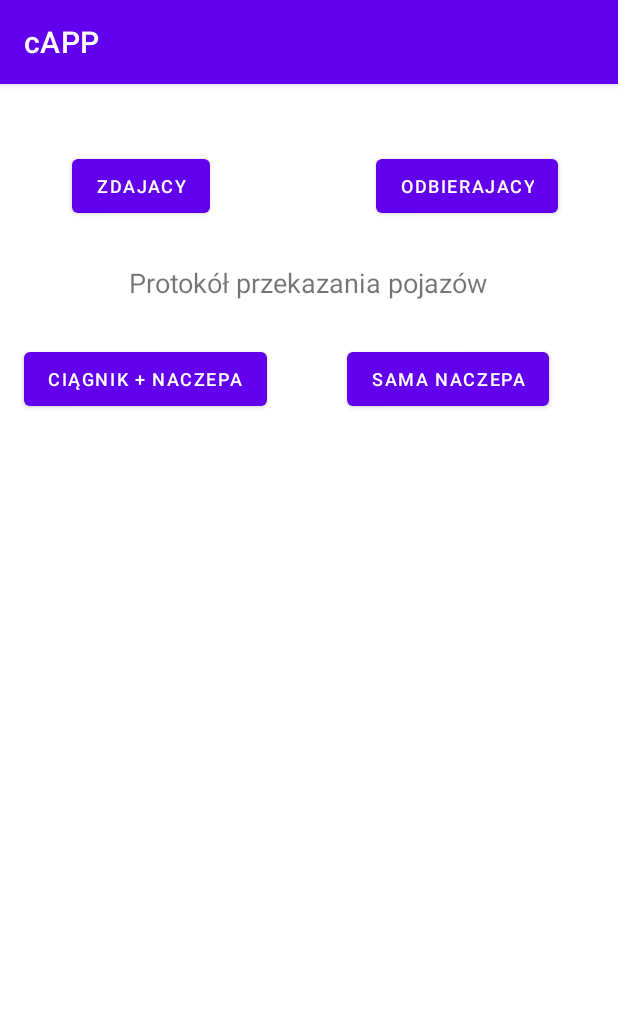
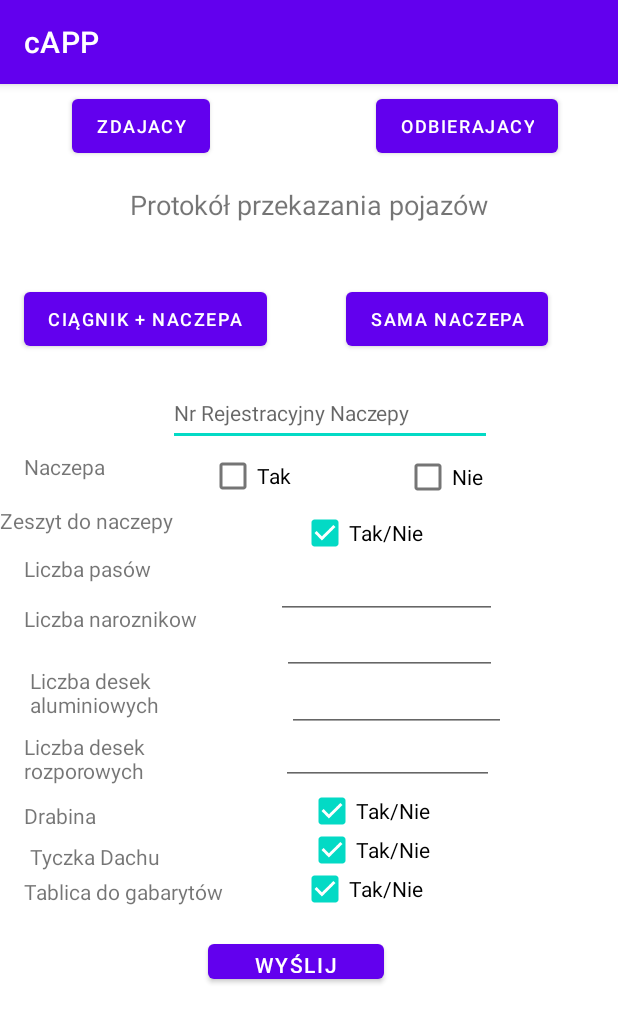
Before and after one commit to ValadaRP/Pwsteprojekt1, an Android app: the Dokumenty screen opened directly, with no data from a screen before it, after a tap on "CIĄGNIK + NACZEPA", on a phone screen of 412 x 824 dp. Shown: the top 1023 px of the screen. Run offline under Robolectric (Android 15) with nearby library versions, the phone set to English and light mode, and no system bars; 1 other tap on this screen came first.

Commit message:
Dodanie wygladu Dokumenty.java, ale trzeba przerobić troche

```diff
--- a/app/src/main/java/com/example/pwsteprojekt/Dokumenty.java
+++ b/app/src/main/java/com/example/pwsteprojekt/Dokumenty.java
@@ -23,6 +23,7 @@ public class Dokumenty extends AppCompatActivity {
 
         ciagnikNaczepaButton = findViewById(R.id.ciagnikNaczepaButton);
         naczepaButton = findViewById(R.id.naczepaButton);
+        //Sama naczepa
         naczepaTak = findViewById(R.id.naczepaTak);
         naczepaNie = findViewById(R.id.naczepaNie);
         zeszytTakNie = findViewById(R.id.zeszytTakNie);
@@ -33,6 +34,9 @@ public class Dokumenty extends AppCompatActivity {
         drabinaTakNie = findViewById(R.id.drabinaTakNie);
         tyczkaDachuTakNie = findViewById(R.id.tyczkaDachuTakNie);
         tablicaDoGabarytowTakNie = findViewById(R.id.tablicaDoGabarytowTakNie);
+
+
+
 
 
         fragment = findViewById(R.id.fragment);
@@ -61,6 +65,5 @@ public class Dokumenty extends AppCompatActivity {
         drabinaTakNie.setChecked(true);
         tyczkaDachuTakNie.setChecked(true);
         tablicaDoGabarytowTakNie.setChecked(true);
-
     }
 }
--- a/app/src/main/res/layout/activity_dokumenty.xml
+++ b/app/src/main/res/layout/activity_dokumenty.xml
@@ -7,21 +7,10 @@
     tools:context=".Dokumenty">
 
     <Button
-        android:id="@+id/zdajacyButton"
-        android:layout_width="wrap_content"
-        android:layout_height="wrap_content"
-        android:layout_marginStart="48dp"
-        android:layout_marginTop="44dp"
-        android:text="Zdajacy"
-        android:textSize="12sp"
-        app:layout_constraintStart_toStartOf="parent"
-        app:layout_constraintTop_toTopOf="parent" />
-
-    <Button
         android:id="@+id/odbierajacyButton"
         android:layout_width="wrap_content"
         android:layout_height="wrap_content"
-        android:layout_marginTop="44dp"
+        android:layout_marginTop="4dp"
         android:layout_marginEnd="40dp"
         android:text="Odbierajacy"
         android:textSize="12sp"
@@ -30,40 +19,39 @@
         app:layout_constraintStart_toEndOf="@+id/zdajacyButton"
         app:layout_constraintTop_toTopOf="parent" />
 
-    <TextView
-        android:id="@+id/textView"
+    <Button
+        android:id="@+id/naczepaButton"
         android:layout_width="wrap_content"
         android:layout_height="wrap_content"
-        android:layout_marginTop="28dp"
-        android:text="Protokół przekazania pojazów"
-        android:textSize="18sp"
+        android:layout_marginStart="48dp"
+        android:layout_marginTop="40dp"
+        android:text="Sama naczepa"
+        android:textSize="12sp"
         app:layout_constraintEnd_toEndOf="parent"
-        app:layout_constraintHorizontal_bias="0.498"
+        app:layout_constraintHorizontal_bias="0.094"
+        app:layout_constraintStart_toEndOf="@+id/ciagnikNaczepaButton"
+        app:layout_constraintTop_toBottomOf="@+id/textView" />
+
+    <Button
+        android:id="@+id/zdajacyButton"
+        android:layout_width="wrap_content"
+        android:layout_height="wrap_content"
+        android:layout_marginStart="48dp"
+        android:layout_marginTop="4dp"
+        android:text="Zdajacy"
+        android:textSize="12sp"
         app:layout_constraintStart_toStartOf="parent"
-        app:layout_constraintTop_toBottomOf="@+id/odbierajacyButton" />
+        app:layout_constraintTop_toTopOf="parent" />
 
     <Button
         android:id="@+id/ciagnikNaczepaButton"
         android:layout_width="wrap_content"
         android:layout_height="wrap_content"
         android:layout_marginStart="16dp"
-        android:layout_marginTop="28dp"
+        android:layout_marginTop="40dp"
         android:text="Ciągnik + Naczepa"
         android:textSize="12sp"
         app:layout_constraintStart_toStartOf="parent"
-        app:layout_constraintTop_toBottomOf="@+id/textView" />
-
-    <Button
-        android:id="@+id/naczepaButton"
-        android:layout_width="wrap_content"
-        android:layout_height="wrap_content"
-        android:layout_marginStart="48dp"
-        android:layout_marginTop="28dp"
-        android:text="Sama naczepa"
-        android:textSize="12sp"
-        app:layout_constraintEnd_toEndOf="parent"
-        app:layout_constraintHorizontal_bias="0.103"
-        app:layout_constraintStart_toEndOf="@+id/ciagnikNaczepaButton"
         app:layout_constraintTop_toBottomOf="@+id/textView" />
 
     <androidx.constraintlayout.widget.ConstraintLayout
@@ -71,12 +59,13 @@
         android:layout_width="413dp"
         android:layout_height="498dp"
         android:layout_marginTop="12dp"
+        android:visibility="visible"
         app:layout_constraintBottom_toBottomOf="parent"
         app:layout_constraintEnd_toEndOf="parent"
-        app:layout_constraintHorizontal_bias="1.0"
+        app:layout_constraintHorizontal_bias="0.6"
         app:layout_constraintStart_toStartOf="parent"
         app:layout_constraintTop_toBottomOf="@+id/naczepaButton"
-        app:layout_constraintVertical_bias="0.0">
+        app:layout_constraintVertical_bias="0.013">
 
         <EditText
             android:id="@+id/nrNaczepyEditText"
@@ -86,6 +75,7 @@
             android:ems="10"
             android:hint="Nr Rejestracyjny Naczepy"
             android:inputType="textPersonName"
+            android:textSize="14sp"
             app:layout_constraintEnd_toEndOf="parent"
             app:layout_constraintHorizontal_bias="0.568"
             app:layout_constraintStart_toStartOf="parent"
@@ -98,86 +88,9 @@
             android:layout_marginStart="16dp"
             android:layout_marginTop="4dp"
             android:text="Naczepa"
-            android:textSize="16sp"
+            android:textSize="14sp"
             app:layout_constraintStart_toStartOf="parent"
             app:layout_constraintTop_toBottomOf="@+id/nrNaczepyEditText" />
-
-        <TextView
-            android:id="@+id/liczbaPasowTextView"
-            android:layout_width="107dp"
-            android:layout_height="33dp"
-            android:layout_marginStart="16dp"
-            android:layout_marginTop="4dp"
-            android:text="Liczba pasów"
-            android:textSize="16sp"
-            app:layout_constraintStart_toStartOf="parent"
-            app:layout_constraintTop_toBottomOf="@+id/textView5" />
-
-        <TextView
-            android:id="@+id/liczbaNaroznikowTextView"
-            android:layout_width="143dp"
-            android:layout_height="37dp"
-            android:layout_marginStart="16dp"
-            android:text="Liczba Naroznikow"
-            android:textSize="16sp"
-            app:layout_constraintStart_toStartOf="parent"
-            app:layout_constraintTop_toBottomOf="@+id/liczbaPasowTextView" />
-
-        <TextView
-            android:id="@+id/liczbaDesekAluTextView"
-            android:layout_width="145dp"
-            android:layout_height="40dp"
-            android:layout_marginStart="16dp"
-            android:layout_marginTop="4dp"
-            android:text="Liczba desek aluminiowych"
-            android:textSize="16sp"
-            app:layout_constraintStart_toStartOf="parent"
-            app:layout_constraintTop_toBottomOf="@+id/liczbaNaroznikowTextView" />
-
-        <TextView
-            android:id="@+id/liczbaDesekRozpoTextView"
-            android:layout_width="146dp"
-            android:layout_height="42dp"
-            android:layout_marginStart="12dp"
-            android:layout_marginTop="4dp"
-            android:text="Liczba desek rozporowych"
-            android:textSize="16sp"
-            app:layout_constraintStart_toStartOf="parent"
-            app:layout_constraintTop_toBottomOf="@+id/liczbaDesekAluTextView" />
-
-        <TextView
-            android:id="@+id/drabinaTextView"
-            android:layout_width="145dp"
-            android:layout_height="32dp"
-            android:layout_marginStart="12dp"
-            android:text="Drabina"
-            android:textSize="16sp"
-            app:layout_constraintStart_toStartOf="parent"
-            app:layout_constraintTop_toBottomOf="@+id/liczbaDesekRozpoTextView" />
-
-        <TextView
-            android:id="@+id/tyczkaDachuTextView"
-            android:layout_width="146dp"
-            android:layout_height="33dp"
-            android:layout_marginStart="12dp"
-            android:layout_marginTop="32dp"
-            android:text="Tyczka Dachu"
-            android:textSize="16sp"
-            app:layout_constraintStart_toStartOf="parent"
-            app:layout_constraintTop_toBottomOf="@+id/liczbaDesekRozpoTextView" />
-
-        <TextView
-            android:id="@+id/tablicaDoGabarytowTextView"
-            android:layout_width="150dp"
-            android:layout_height="40dp"
-            android:layout_marginStart="16dp"
-            android:layout_marginTop="64dp"
-            android:text="Tablica do gabarytów"
-            android:textSize="16sp"
-            app:layout_constraintBottom_toBottomOf="parent"
-            app:layout_constraintStart_toStartOf="parent"
-            app:layout_constraintTop_toBottomOf="@+id/liczbaDesekRozpoTextView"
-            app:layout_constraintVertical_bias="0.157" />
 
         <CheckBox
             android:id="@+id/naczepaTak"
@@ -201,44 +114,6 @@
             app:layout_constraintTop_toBottomOf="@+id/nrNaczepyEditText" />
 
         <CheckBox
-            android:id="@+id/drabinaTakNie"
-            android:layout_width="100dp"
-            android:layout_height="26dp"
-            android:layout_marginTop="12dp"
-            android:layout_marginEnd="108dp"
-            android:text="Tak/Nie"
-            app:layout_constraintEnd_toEndOf="parent"
-            app:layout_constraintHorizontal_bias="1.0"
-            app:layout_constraintStart_toEndOf="@+id/drabinaTextView"
-            app:layout_constraintTop_toBottomOf="@+id/liczbaDesekRozpoEditText" />
-
-        <CheckBox
-            android:id="@+id/tablicaDoGabarytowTakNie"
-            android:layout_width="100dp"
-            android:layout_height="26dp"
-            android:layout_marginTop="8dp"
-            android:layout_marginEnd="108dp"
-            android:text="Tak/Nie"
-            app:layout_constraintBottom_toBottomOf="parent"
-            app:layout_constraintEnd_toEndOf="parent"
-            app:layout_constraintHorizontal_bias="0.976"
-            app:layout_constraintStart_toEndOf="@+id/tablicaDoGabarytowTextView"
-            app:layout_constraintTop_toBottomOf="@+id/tyczkaDachuTakNie"
-            app:layout_constraintVertical_bias="0.152" />
-
-        <CheckBox
-            android:id="@+id/tyczkaDachuTakNie"
-            android:layout_width="100dp"
-            android:layout_height="26dp"
-            android:layout_marginTop="4dp"
-            android:layout_marginEnd="108dp"
-            android:text="Tak/Nie"
-            app:layout_constraintEnd_toEndOf="parent"
-            app:layout_constraintHorizontal_bias="0.978"
-            app:layout_constraintStart_toEndOf="@+id/tyczkaDachuTextView"
-            app:layout_constraintTop_toBottomOf="@+id/drabinaTakNie" />
-
-        <CheckBox
             android:id="@+id/naczepaNie"
             android:layout_width="90dp"
             android:layout_height="33dp"
@@ -251,25 +126,36 @@
             app:layout_constraintTop_toBottomOf="@+id/nrNaczepyEditText" />
 
         <TextView
-            android:id="@+id/textView5"
-            android:layout_width="185dp"
-            android:layout_height="30dp"
-            android:layout_marginStart="96dp"
-            android:layout_marginTop="4dp"
-            android:text="Wyposażenie naczepy"
-            android:textSize="16sp"
-            app:layout_constraintStart_toStartOf="parent"
-            app:layout_constraintTop_toBottomOf="@+id/textView4" />
-
-        <TextView
             android:id="@+id/textView4"
             android:layout_width="152dp"
             android:layout_height="32dp"
             android:layout_marginTop="4dp"
             android:text="Zeszyt do naczepy"
-            android:textSize="16sp"
+            android:textSize="14sp"
             app:layout_constraintTop_toBottomOf="@+id/naczepaTak"
             tools:layout_editor_absoluteX="16dp" />
+
+        <TextView
+            android:id="@+id/tablicaDoGabarytowTextView"
+            android:layout_width="155dp"
+            android:layout_height="26dp"
+            android:layout_marginStart="16dp"
+            android:text="Tablica do gabarytów"
+            android:textSize="14sp"
+            app:layout_constraintBottom_toBottomOf="parent"
+            app:layout_constraintStart_toStartOf="parent"
+            app:layout_constraintTop_toBottomOf="@+id/tyczkaDachuTextView"
+            app:layout_constraintVertical_bias="0.0" />
+
+        <TextView
+            android:id="@+id/liczbaPasowTextView"
+            android:layout_width="107dp"
+            android:layout_height="33dp"
+            android:layout_marginStart="16dp"
+            android:text="Liczba pasów"
+            android:textSize="14sp"
+            app:layout_constraintStart_toStartOf="parent"
+            app:layout_constraintTop_toBottomOf="@+id/textView4" />
 
         <EditText
             android:id="@+id/liczbaPasowEditText"
@@ -281,9 +167,9 @@
             android:inputType="number"
             android:textSize="14sp"
             app:layout_constraintEnd_toEndOf="parent"
-            app:layout_constraintHorizontal_bias="0.192"
+            app:layout_constraintHorizontal_bias="0.202"
             app:layout_constraintStart_toEndOf="@+id/liczbaPasowTextView"
-            app:layout_constraintTop_toBottomOf="@+id/textView5" />
+            app:layout_constraintTop_toBottomOf="@+id/zeszytTakNie" />
 
         <EditText
             android:id="@+id/liczbaNaroznikowEditText"
@@ -294,9 +180,30 @@
             android:inputType="number"
             android:textSize="14sp"
             app:layout_constraintEnd_toEndOf="parent"
-            app:layout_constraintHorizontal_bias="0.234"
+            app:layout_constraintHorizontal_bias="0.261"
             app:layout_constraintStart_toEndOf="@+id/liczbaNaroznikowTextView"
             app:layout_constraintTop_toBottomOf="@+id/liczbaPasowEditText" />
+
+        <TextView
+            android:id="@+id/liczbaNaroznikowTextView"
+            android:layout_width="143dp"
+            android:layout_height="37dp"
+            android:layout_marginStart="16dp"
+            android:text="Liczba naroznikow"
+            android:textSize="14sp"
+            app:layout_constraintStart_toStartOf="parent"
+            app:layout_constraintTop_toBottomOf="@+id/liczbaPasowTextView" />
+
+        <TextView
+            android:id="@+id/liczbaDesekAluTextView"
+            android:layout_width="145dp"
+            android:layout_height="40dp"
+            android:layout_marginStart="20dp"
+            android:layout_marginTop="4dp"
+            android:text="Liczba desek aluminiowych"
+            android:textSize="14sp"
+            app:layout_constraintStart_toStartOf="parent"
+            app:layout_constraintTop_toBottomOf="@+id/liczbaNaroznikowTextView" />
 
         <EditText
             android:id="@+id/liczbaDesekAluEditText"
@@ -308,7 +215,7 @@
             android:inputType="number"
             android:textSize="14sp"
             app:layout_constraintEnd_toEndOf="parent"
-            app:layout_constraintHorizontal_bias="0.764"
+            app:layout_constraintHorizontal_bias="0.866"
             app:layout_constraintStart_toEndOf="@+id/liczbaDesekAluTextView"
             app:layout_constraintTop_toBottomOf="@+id/liczbaNaroznikowEditText" />
 
@@ -326,6 +233,99 @@
             app:layout_constraintStart_toEndOf="@+id/liczbaDesekRozpoTextView"
             app:layout_constraintTop_toBottomOf="@+id/liczbaDesekAluEditText" />
 
+        <TextView
+            android:id="@+id/liczbaDesekRozpoTextView"
+            android:layout_width="146dp"
+            android:layout_height="42dp"
+            android:layout_marginStart="16dp"
+            android:layout_marginTop="4dp"
+            android:text="Liczba desek rozporowych"
+            android:textSize="14sp"
+            app:layout_constraintStart_toStartOf="parent"
+            app:layout_constraintTop_toBottomOf="@+id/liczbaDesekAluTextView" />
+
+        <TextView
+            android:id="@+id/drabinaTextView"
+            android:layout_width="150dp"
+            android:layout_height="23dp"
+            android:layout_marginStart="16dp"
+            android:layout_marginTop="4dp"
+            android:text="Drabina"
+            android:textSize="14sp"
+            app:layout_constraintStart_toStartOf="parent"
+            app:layout_constraintTop_toBottomOf="@+id/liczbaDesekRozpoTextView" />
+
+        <CheckBox
+            android:id="@+id/drabinaTakNie"
+            android:layout_width="100dp"
+            android:layout_height="26dp"
+            android:layout_marginTop="4dp"
+            android:layout_marginEnd="108dp"
+            android:text="Tak/Nie"
+            app:layout_constraintEnd_toEndOf="parent"
+            app:layout_constraintHorizontal_bias="1.0"
+            app:layout_constraintStart_toEndOf="@+id/drabinaTextView"
+            app:layout_constraintTop_toBottomOf="@+id/liczbaDesekRozpoEditText" />
+
+        <CheckBox
+            android:id="@+id/tyczkaDachuTakNie"
+            android:layout_width="100dp"
+            android:layout_height="26dp"
+            android:layout_marginEnd="108dp"
+            android:text="Tak/Nie"
+            app:layout_constraintEnd_toEndOf="parent"
+            app:layout_constraintHorizontal_bias="1.0"
+            app:layout_constraintStart_toEndOf="@+id/tyczkaDachuTextView"
+            app:layout_constraintTop_toBottomOf="@+id/drabinaTakNie" />
+
+        <TextView
+            android:id="@+id/tyczkaDachuTextView"
+            android:layout_width="152dp"
+            android:layout_height="23dp"
+            android:layout_marginStart="20dp"
+            android:layout_marginTop="4dp"
+            android:text="Tyczka Dachu"
+            android:textSize="14sp"
+            app:layout_constraintStart_toStartOf="parent"
+            app:layout_constraintTop_toBottomOf="@+id/drabinaTextView" />
+
+        <CheckBox
+            android:id="@+id/tablicaDoGabarytowTakNie"
+            android:layout_width="100dp"
+            android:layout_height="26dp"
+            android:layout_marginEnd="108dp"
+            android:text="Tak/Nie"
+            app:layout_constraintBottom_toBottomOf="parent"
+            app:layout_constraintEnd_toEndOf="parent"
+            app:layout_constraintHorizontal_bias="0.866"
+            app:layout_constraintStart_toEndOf="@+id/tablicaDoGabarytowTextView"
+            app:layout_constraintTop_toBottomOf="@+id/tyczkaDachuTakNie"
+            app:layout_constraintVertical_bias="0.0" />
+
+        <Button
+            android:id="@+id/button2"
+            android:layout_width="117dp"
+            android:layout_height="35dp"
+            android:layout_marginBottom="56dp"
+            android:text="@string/but_wiadomosc_wyslij"
+            app:layout_constraintBottom_toBottomOf="parent"
+            app:layout_constraintEnd_toEndOf="parent"
+            app:layout_constraintHorizontal_bias="0.469"
+            app:layout_constraintStart_toStartOf="parent"
+            app:layout_constraintTop_toBottomOf="@+id/tablicaDoGabarytowTakNie"
+            app:layout_constraintVertical_bias="0.346" />
+
     </androidx.constraintlayout.widget.ConstraintLayout>
 
+    <TextView
+        android:id="@+id/textView"
+        android:layout_width="wrap_content"
+        android:layout_height="wrap_content"
+        android:layout_marginTop="16dp"
+        android:text="Protokół przekazania pojazów"
+        android:textSize="18sp"
+        app:layout_constraintEnd_toEndOf="parent"
+        app:layout_constraintStart_toStartOf="parent"
+        app:layout_constraintTop_toBottomOf="@+id/odbierajacyButton" />
+
 </androidx.constraintlayout.widget.ConstraintLayout>
```
